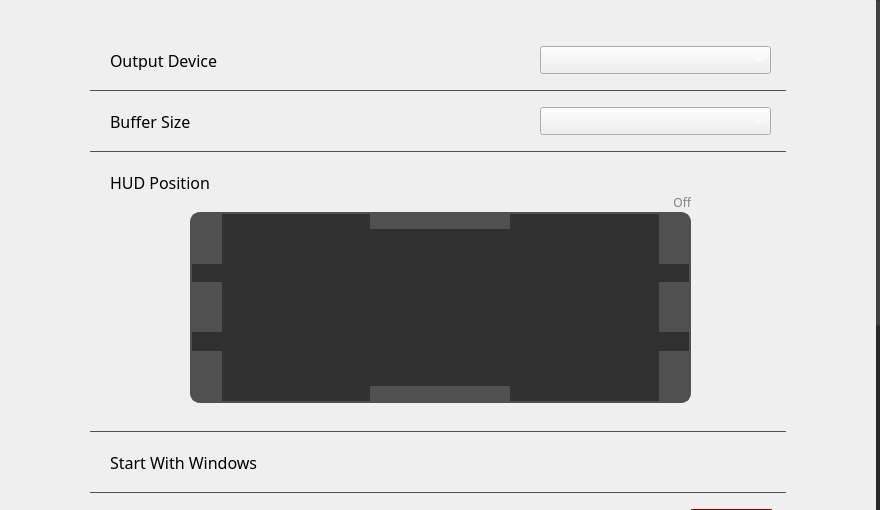
Above: ui/menus/settingsmenu.ui from andre-tm-hui/ReVox before the change. Below: the same form after it.
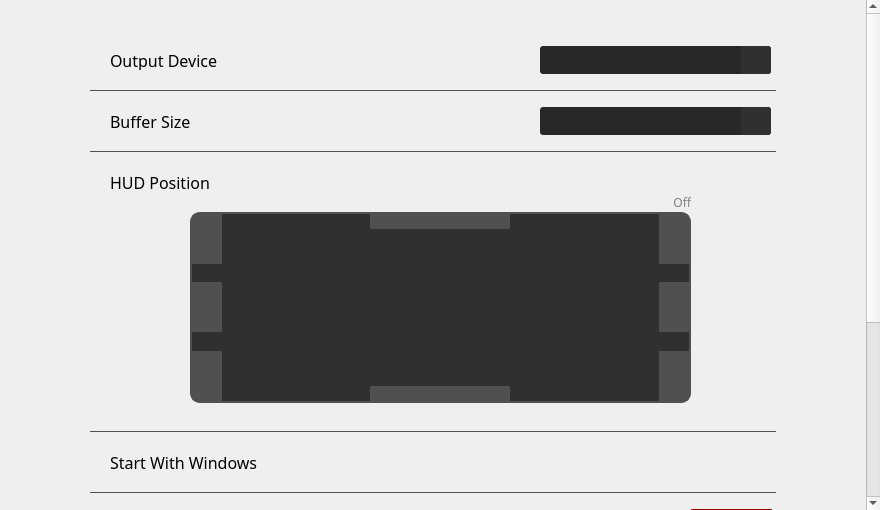
That is the form after the change. Icons and pictures are not drawn.

Diff of the .ui file:
```diff
--- a/ui/menus/settingsmenu.ui
+++ b/ui/menus/settingsmenu.ui
@@ -14,7 +14,44 @@
    <string>Form</string>
   </property>
   <property name="styleSheet">
-   <string notr="true"/>
+   <string notr="true">QComboBox {
+	background-color: #282828;
+	border: 0px;
+	border-radius: 3px;
+	padding: 2px 33px 2px 5px;
+}
+
+QComboBox:editable {
+	background: #101010;
+}
+
+QComboBox::drop-down {
+	subcontrol-origin: padding;
+    subcontrol-position: top right;
+    width: 30px;
+	background-color: #303030;
+    border-top-right-radius: 3px; /* same radius as the QComboBox */
+    border-bottom-right-radius: 3px;
+}
+
+QComboBox::drop-down:hover {
+	background-color: #383838;
+}
+
+QComboBox::down-arrow {
+	image: url(&quot;:/rc/common/down_arrow_on.png&quot;);
+	top: 2px;
+	width: 16px;
+	height: 16px;
+}
+
+QComboBox QAbstractItemView {
+	border: 0px;
+	border-top: 1px solid #282828;
+	background-color: #282828;
+	selection-background-color: #383838;
+}
+</string>
   </property>
   <widget class="QScrollArea" name="scrollArea">
    <property name="geometry">
```
